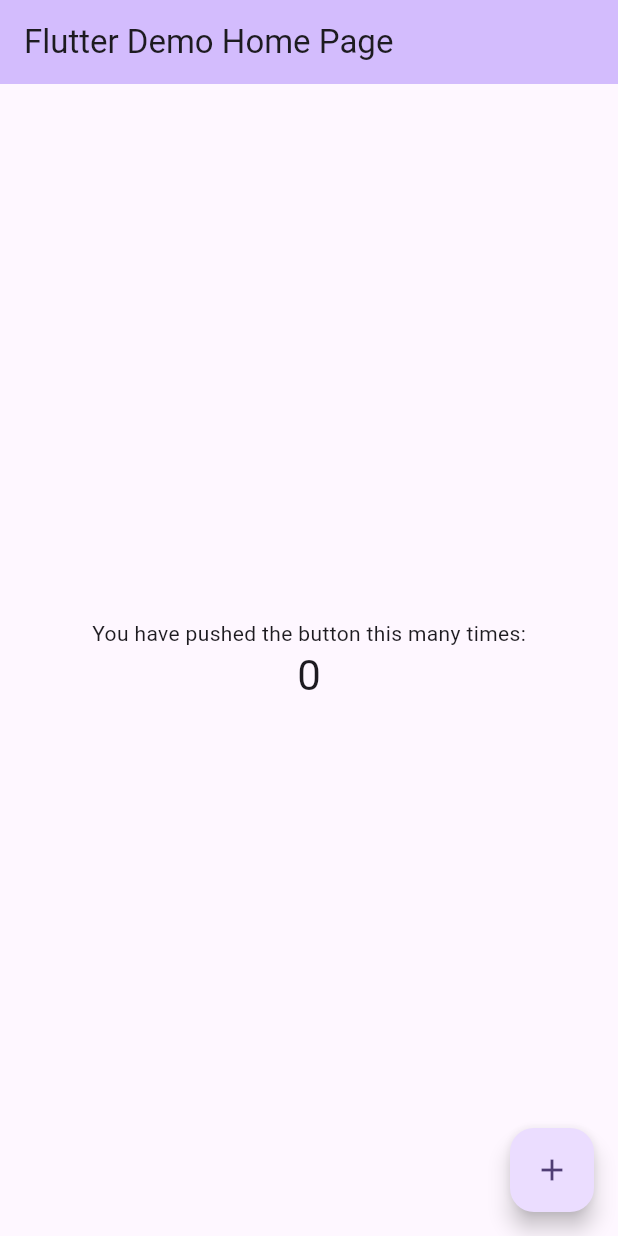
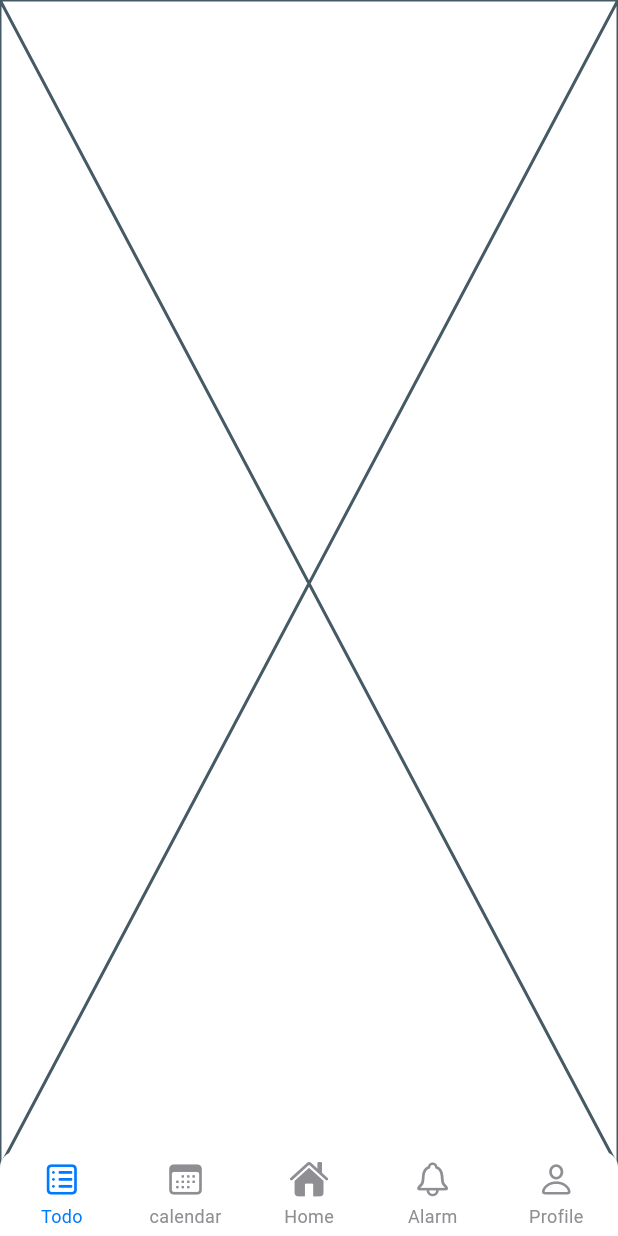
Before and after one commit to lojo0307/KingMaker, a Flutter app: the screen it shows after launch, on a phone screen of 412 x 824 dp. Run offline on Flutter 3.47's test engine with Material 2 defaults, Android fonts, the phone set to English and light mode, and no system bars; drawn by our look-alikes of persistent_bottom_nav_bar.

Commit message:
feat: :sparkles: makeBottomNavBar&BasePage

```diff
--- a/frontend/kingmaker/lib/main.dart
+++ b/frontend/kingmaker/lib/main.dart
@@ -1,4 +1,5 @@
 import 'package:flutter/material.dart';
+import 'package:kingmaker/widget/common/bottom_nav_bar.dart';
 
 void main() {
   runApp(const MyApp());
@@ -11,115 +12,12 @@ class MyApp extends StatelessWidget {
   @override
   Widget build(BuildContext context) {
     return MaterialApp(
-      title: 'Flutter Demo',
+      title: 'kingMaker',
       theme: ThemeData(
-        // This is the theme of your application.
-        //
-        // TRY THIS: Try running your application with "flutter run". You'll see
-        // the application has a blue toolbar. Then, without quitting the app,
-        // try changing the seedColor in the colorScheme below to Colors.green
-        // and then invoke "hot reload" (save your changes or press the "hot
-        // reload" button in a Flutter-supported IDE, or press "r" if you used
-        // the command line to start the app).
-        //
-        // Notice that the counter didn't reset back to zero; the application
-        // state is not lost during the reload. To reset the state, use hot
-        // restart instead.
-        //
-        // This works for code too, not just values: Most code changes can be
-        // tested with just a hot reload.
         colorScheme: ColorScheme.fromSeed(seedColor: Colors.deepPurple),
         useMaterial3: true,
       ),
-      home: const MyHomePage(title: 'Flutter Demo Home Page'),
+      home: BottomNavBar(),
     );
   }
 }
-
-class MyHomePage extends StatefulWidget {
-  const MyHomePage({super.key, required this.title});
-
-  // This widget is the home page of your application. It is stateful, meaning
-  // that it has a State object (defined below) that contains fields that affect
-  // how it looks.
-
-  // This class is the configuration for the state. It holds the values (in this
-  // case the title) provided by the parent (in this case the App widget) and
-  // used by the build method of the State. Fields in a Widget subclass are
-  // always marked "final".
-
-  final String title;
-
-  @override
-  State<MyHomePage> createState() => _MyHomePageState();
-}
-
-class _MyHomePageState extends State<MyHomePage> {
-  int _counter = 0;
-
-  void _incrementCounter() {
-    setState(() {
-      // This call to setState tells the Flutter framework that something has
-      // changed in this State, which causes it to rerun the build method below
-      // so that the display can reflect the updated values. If we changed
-      // _counter without calling setState(), then the build method would not be
-      // called again, and so nothing would appear to happen.
-      _counter++;
-    });
-  }
-
-  @override
-  Widget build(BuildContext context) {
-    // This method is rerun every time setState is called, for instance as done
-    // by the _incrementCounter method above.
-    //
-    // The Flutter framework has been optimized to make rerunning build methods
-    // fast, so that you can just rebuild anything that needs updating rather
-    // than having to individually change instances of widgets.
-    return Scaffold(
-      appBar: AppBar(
-        // TRY THIS: Try changing the color here to a specific color (to
-        // Colors.amber, perhaps?) and trigger a hot reload to see the AppBar
-        // change color while the other colors stay the same.
-        backgroundColor: Theme.of(context).colorScheme.inversePrimary,
-        // Here we take the value from the MyHomePage object that was created by
-        // the App.build method, and use it to set our appbar title.
-        title: Text(widget.title),
-      ),
-      body: Center(
-        // Center is a layout widget. It takes a single child and positions it
-        // in the middle of the parent.
-        child: Column(
-          // Column is also a layout widget. It takes a list of children and
-          // arranges them vertically. By default, it sizes itself to fit its
-          // children horizontally, and tries to be as tall as its parent.
-          //
-          // Column has various properties to control how it sizes itself and
-          // how it positions its children. Here we use mainAxisAlignment to
-          // center the children vertically; the main axis here is the vertical
-          // axis because Columns are vertical (the cross axis would be
-          // horizontal).
-          //
-          // TRY THIS: Invoke "debug painting" (choose the "Toggle Debug Paint"
-          // action in the IDE, or press "p" in the console), to see the
-          // wireframe for each widget.
-          mainAxisAlignment: MainAxisAlignment.center,
-          children: <Widget>[
-            const Text(
-              'You have pushed the button this many times:',
-            ),
-            Text(
-              '$_counter',
-              style: Theme.of(context).textTheme.headlineMedium,
-            ),
-          ],
-        ),
-      ),
-      floatingActionButton: FloatingActionButton(
-        onPressed: _incrementCounter,
-        tooltip: 'Increment',
-        child: const Icon(Icons.add),
-      ), // This trailing comma makes auto-formatting nicer for build methods.
-    );
-  }
-}
--- /dev/null
+++ b/frontend/kingmaker/lib/page/alarm_page.dart
@@ -0,0 +1,9 @@
+import 'package:flutter/material.dart';
+class AlarmPage extends StatelessWidget {
+  const AlarmPage({super.key});
+
+  @override
+  Widget build(BuildContext context) {
+    return const Placeholder();
+  }
+}
--- /dev/null
+++ b/frontend/kingmaker/lib/page/calendar_page.dart
@@ -0,0 +1,9 @@
+import 'package:flutter/material.dart';
+class CalendarPage extends StatelessWidget {
+  const CalendarPage({super.key});
+
+  @override
+  Widget build(BuildContext context) {
+    return const Placeholder();
+  }
+}
--- /dev/null
+++ b/frontend/kingmaker/lib/page/home_page.dart
@@ -0,0 +1,9 @@
+import 'package:flutter/material.dart';
+class HomePage extends StatelessWidget {
+  const HomePage({super.key});
+
+  @override
+  Widget build(BuildContext context) {
+    return const Placeholder();
+  }
+}
--- /dev/null
+++ b/frontend/kingmaker/lib/page/profile_page.dart
@@ -0,0 +1,9 @@
+import 'package:flutter/material.dart';
+class ProfilePage extends StatelessWidget {
+  const ProfilePage({super.key});
+
+  @override
+  Widget build(BuildContext context) {
+    return const Placeholder();
+  }
+}
--- /dev/null
+++ b/frontend/kingmaker/lib/page/todo_page.dart
@@ -0,0 +1,9 @@
+import 'package:flutter/material.dart';
+class TodoPage extends StatelessWidget {
+  const TodoPage({super.key});
+
+  @override
+  Widget build(BuildContext context) {
+    return const Placeholder();
+  }
+}
--- /dev/null
+++ b/frontend/kingmaker/lib/widget/common/bottom_nav_bar.dart
@@ -0,0 +1,88 @@
+import 'package:flutter/cupertino.dart';
+import 'package:flutter/material.dart';
+import 'package:kingmaker/page/alarm_page.dart';
+import 'package:kingmaker/page/calendar_page.dart';
+import 'package:kingmaker/page/home_page.dart';
+import 'package:kingmaker/page/profile_page.dart';
+import 'package:kingmaker/page/todo_page.dart';
+import 'package:persistent_bottom_nav_bar/persistent_tab_view.dart';
+
+PersistentTabController _controller = PersistentTabController(initialIndex: 0);
+
+class BottomNavBar extends StatelessWidget {
+  BottomNavBar({Key? key}) : super(key: key);
+  @override
+  Widget build(BuildContext context) {
+    return PersistentTabView(
+      context,
+      controller: _controller,
+      screens: _buildScreens(),
+      items: _navBarsItems(),
+      confineInSafeArea: true,
+      backgroundColor: Colors.white, // Default is Colors.white.
+      handleAndroidBackButtonPress: true, // Default is true.
+      resizeToAvoidBottomInset: true, // This needs to be true if you want to move up the screen when keyboard appears. Default is true.
+      stateManagement: true, // Default is true.
+      hideNavigationBarWhenKeyboardShows: true, // Recommended to set 'resizeToAvoidBottomInset' as true while using this argument. Default is true.
+      decoration: NavBarDecoration(
+        borderRadius: BorderRadius.circular(10.0),
+        colorBehindNavBar: Colors.white,
+      ),
+      popAllScreensOnTapOfSelectedTab: true,
+      popActionScreens: PopActionScreensType.all,
+      itemAnimationProperties: const ItemAnimationProperties( // Navigation Bar's items animation properties.
+        duration: Duration(milliseconds: 200),
+        curve: Curves.ease,
+      ),
+      screenTransitionAnimation: const ScreenTransitionAnimation( // Screen transition animation on change of selected tab.
+        animateTabTransition: true,
+        curve: Curves.ease,
+        duration: Duration(milliseconds: 200),
+      ),
+      navBarStyle: NavBarStyle.style6, // Choose the nav bar style with this property.
+    );
+  }
+}
+List<Widget> _buildScreens() {
+  return [
+    const TodoPage(),
+    const CalendarPage(),
+    const HomePage(),
+    const AlarmPage(),
+    const ProfilePage()
+  ];
+}
+List<PersistentBottomNavBarItem> _navBarsItems() {
+  return [
+    PersistentBottomNavBarItem(
+      icon: const Icon(CupertinoIcons.square_list),
+      title: ("Todo"),
+      activeColorPrimary: CupertinoColors.activeBlue,
+      inactiveColorPrimary: CupertinoColors.systemGrey,
+    ),
+    PersistentBottomNavBarItem(
+      icon: const Icon(CupertinoIcons.calendar),
+      title: ("calendar"),
+      activeColorPrimary: CupertinoColors.activeBlue,
+      inactiveColorPrimary: CupertinoColors.systemGrey,
+    ),
+    PersistentBottomNavBarItem(
+      icon: const Icon(CupertinoIcons.house_fill),
+      title: ("Home"),
+      activeColorPrimary: CupertinoColors.activeBlue,
+      inactiveColorPrimary: CupertinoColors.systemGrey,
+    ),
+    PersistentBottomNavBarItem(
+      icon: const Icon(CupertinoIcons.bell),
+      title: ("Alarm"),
+      activeColorPrimary: CupertinoColors.activeBlue,
+      inactiveColorPrimary: CupertinoColors.systemGrey,
+    ),
+    PersistentBottomNavBarItem(
+      icon: const Icon(CupertinoIcons.person),
+      title: ("Profile"),
+      activeColorPrimary: CupertinoColors.activeBlue,
+      inactiveColorPrimary: CupertinoColors.systemGrey,
+    ),
+  ];// NOTE: You CAN declare your own model here instead of `PersistentBottomNavBarItem`.
+}
--- a/frontend/kingmaker/pubspec.yaml
+++ b/frontend/kingmaker/pubspec.yaml
@@ -35,6 +35,7 @@ dependencies:
   # The following adds the Cupertino Icons font to your application.
   # Use with the CupertinoIcons class for iOS style icons.
   cupertino_icons: ^1.0.2
+  persistent_bottom_nav_bar: any
 
 dev_dependencies:
   flutter_test:
```
Also changed, not shown: frontend/kingmaker/pubspec.lock.
